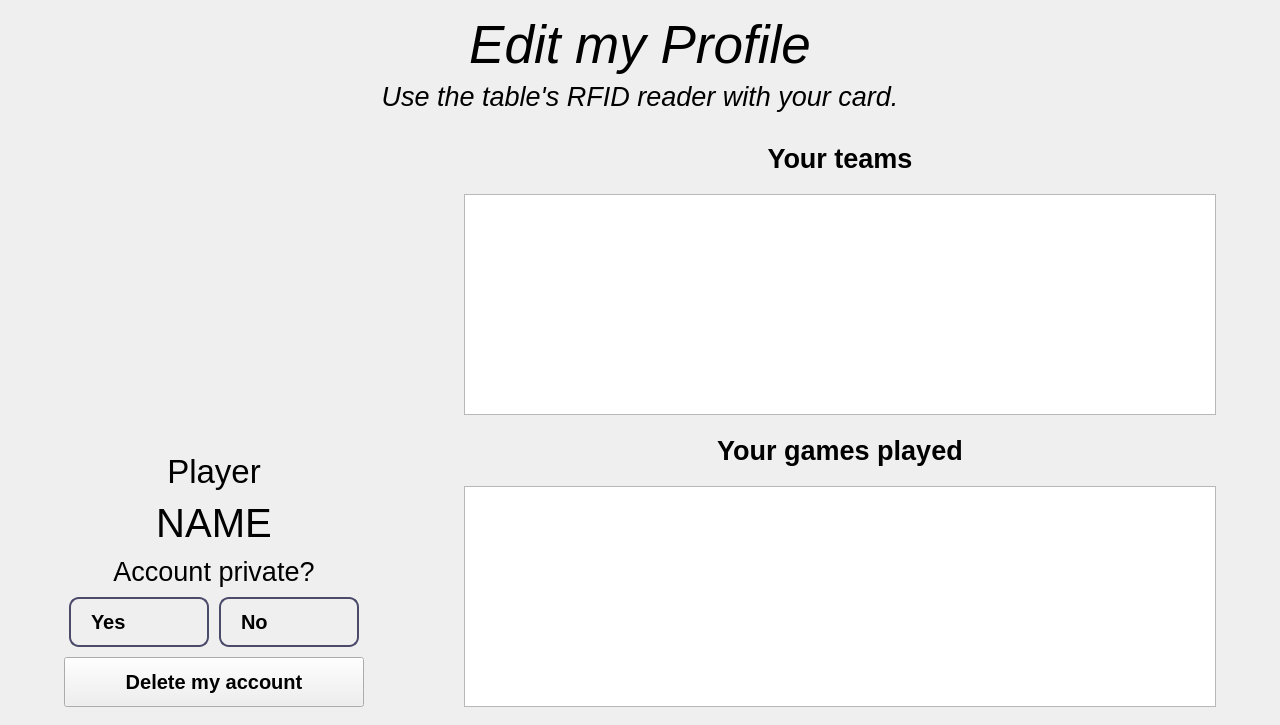
Before: the Qt Designer form babyfut_master/ui/edit.ui in eharquin/babyfut, drawn with Qt 5.
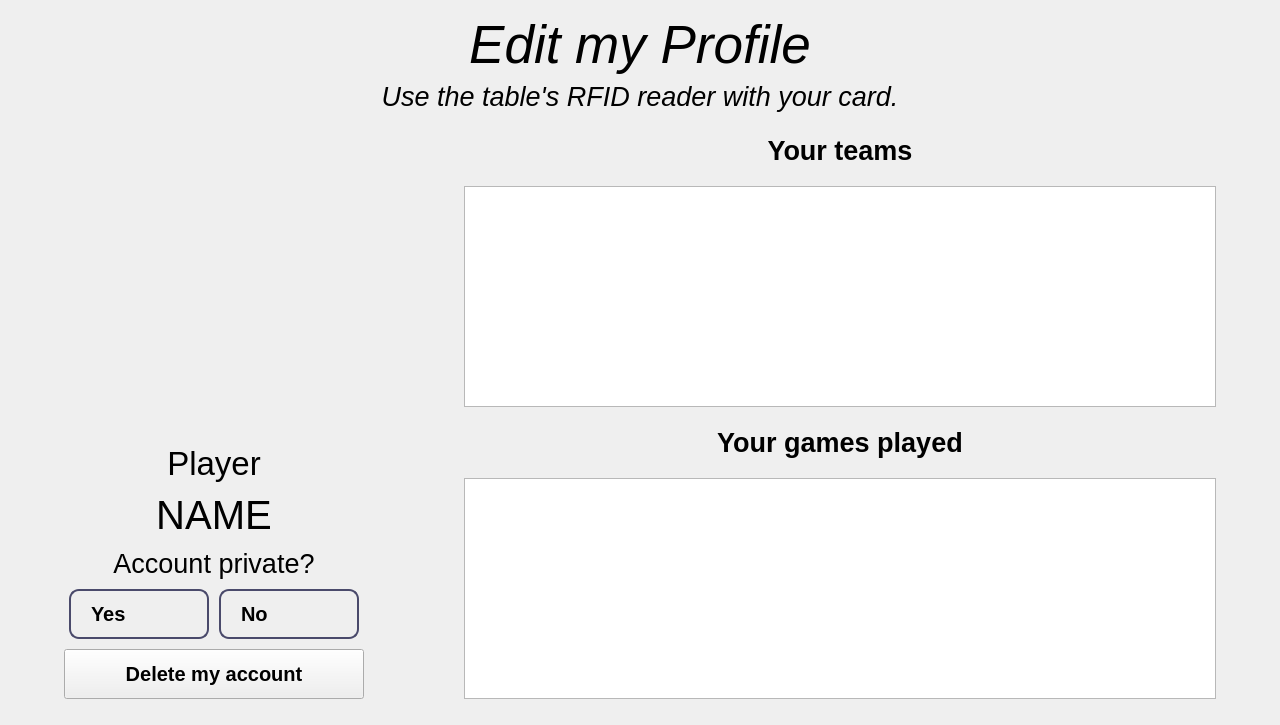
After: the same form once the commit is applied. Icons and pictures are not drawn.

What changed in the file:
```diff
--- a/babyfut_master/ui/edit.ui
+++ b/babyfut_master/ui/edit.ui
@@ -100,6 +100,12 @@
      <property name="enabled">
       <bool>true</bool>
      </property>
+     <property name="sizePolicy">
+      <sizepolicy hsizetype="Expanding" vsizetype="Expanding">
+       <horstretch>0</horstretch>
+       <verstretch>0</verstretch>
+      </sizepolicy>
+     </property>
      <layout class="QHBoxLayout" name="horizontalLayout" stretch="0,0,1,8,0">
       <item>
        <spacer name="horizontalSpacer_2">
@@ -439,6 +445,19 @@
      </layout>
     </widget>
    </item>
+   <item>
+    <spacer name="verticalSpacer">
+     <property name="orientation">
+      <enum>Qt::Vertical</enum>
+     </property>
+     <property name="sizeHint" stdset="0">
+      <size>
+       <width>20</width>
+       <height>40</height>
+      </size>
+     </property>
+    </spacer>
+   </item>
   </layout>
  </widget>
  <resources>
```
